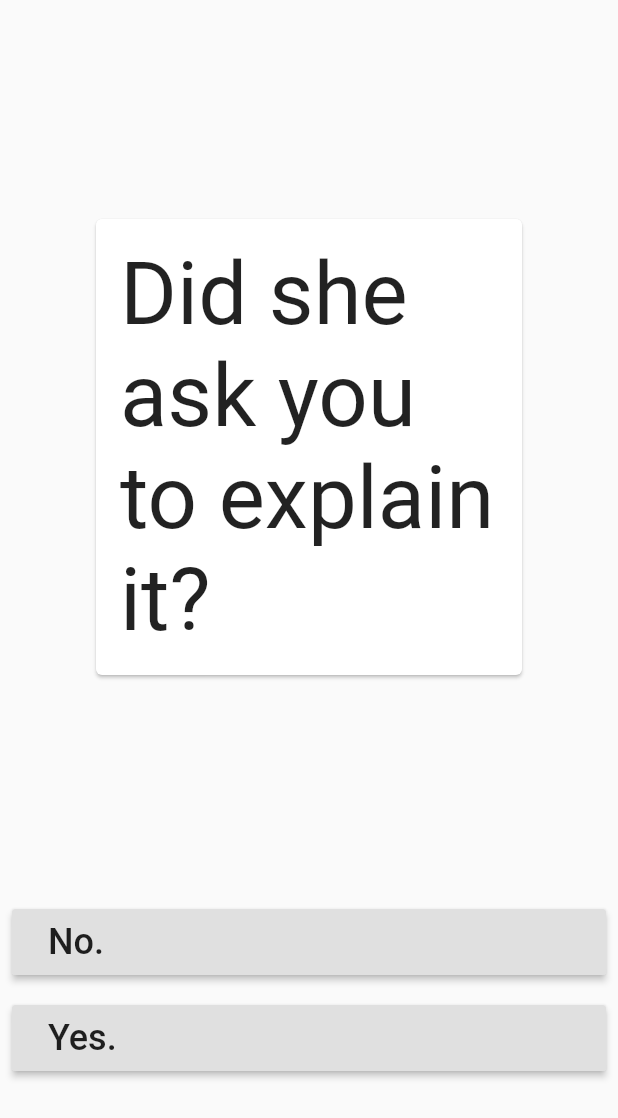
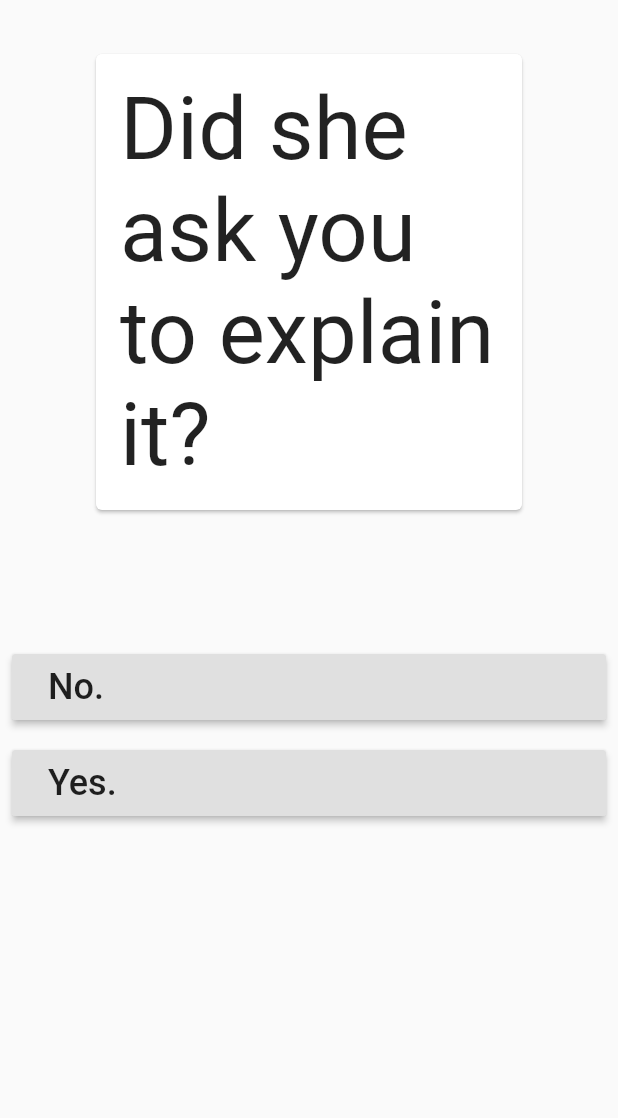
Before and after one commit to ariedov/flutter_are_you_mansplaining, a Flutter app: the screen it shows after launch, after a tap on "Let's find out!", on a phone screen of 412 x 824 dp. Shown: the top 1118 px of the screen. Run offline on Flutter 3.47's test engine with Material 2 defaults, Android fonts, the phone set to English and light mode, and no system bars; drawn by our look-alikes of auto_size_text; our stand-ins replace share.

Commit message:
makes action screen scrollable

```diff
--- a/lib/ui/actionable_screen.dart
+++ b/lib/ui/actionable_screen.dart
@@ -12,15 +12,14 @@ class ScreenWidget extends StatelessWidget {
   @override
   Widget build(BuildContext context) {
     return Scaffold(
-      body: Column(
-        children: <Widget>[
-          Expanded(
+      body: SafeArea(
+        child: SingleChildScrollView(
           child: Column(
-              mainAxisAlignment: MainAxisAlignment.center,
+            mainAxisSize: MainAxisSize.max,
             children: <Widget>[
               Container(
                 width: double.infinity,
-                  padding: EdgeInsets.symmetric(horizontal: 60.0),
+                padding: EdgeInsets.symmetric(horizontal: 60.0, vertical: 32.0),
                 child: Card(
                   child: Padding(
                     padding: EdgeInsets.all(16.0),
@@ -33,16 +32,16 @@ class ScreenWidget extends StatelessWidget {
                   ),
                 ),
               ),
+              SizedBox(height: 50,),
+              Column(
+                mainAxisAlignment: MainAxisAlignment.center,
+                children: screen.actions
+                    .map((action) => _buildActionButton(context, action))
+                    .toList(),
+              ),
             ],
           ),
         ),
-          Column(
-            mainAxisAlignment: MainAxisAlignment.center,
-            children:
-                screen.actions.map((action) => _buildActionButton(context, action)).toList(),
-          ),
-          SizedBox(height: 100)
-        ],
       ),
     );
   }
@@ -65,4 +64,5 @@ class ScreenWidget extends StatelessWidget {
   }
 }
 
-typedef ScreenCallback = void Function(BuildContext context, Screen screen, Action action);
+typedef ScreenCallback = void Function(
+    BuildContext context, Screen screen, Action action);
```
Lines whose indentation alone changed are shown as unchanged.
